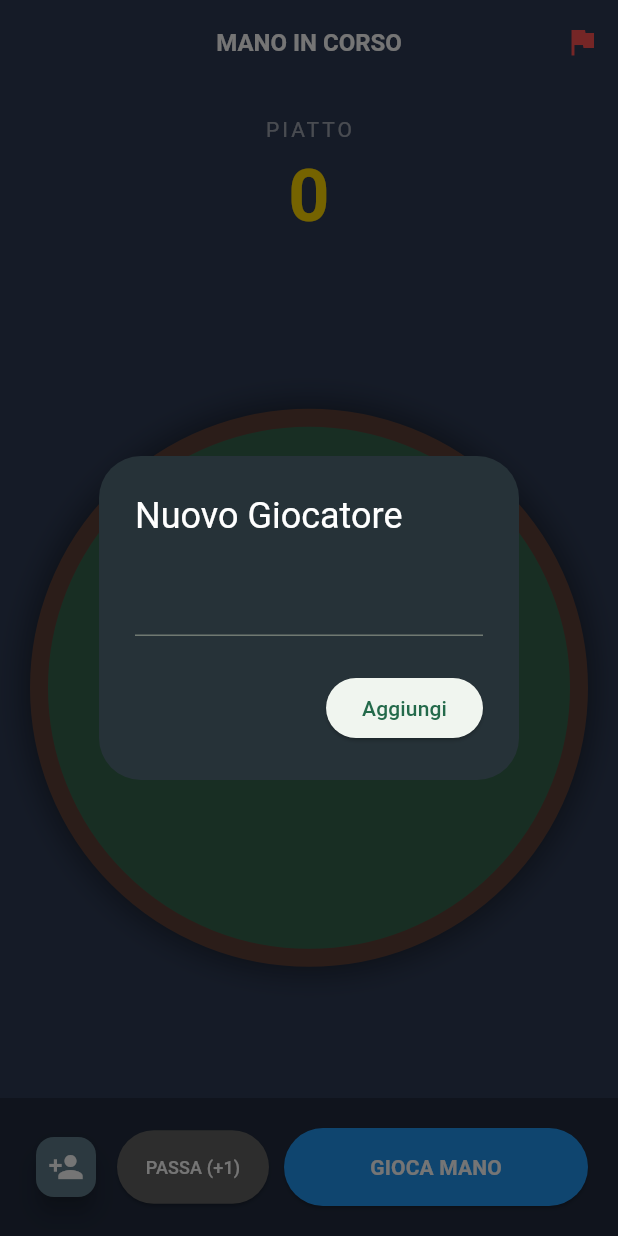
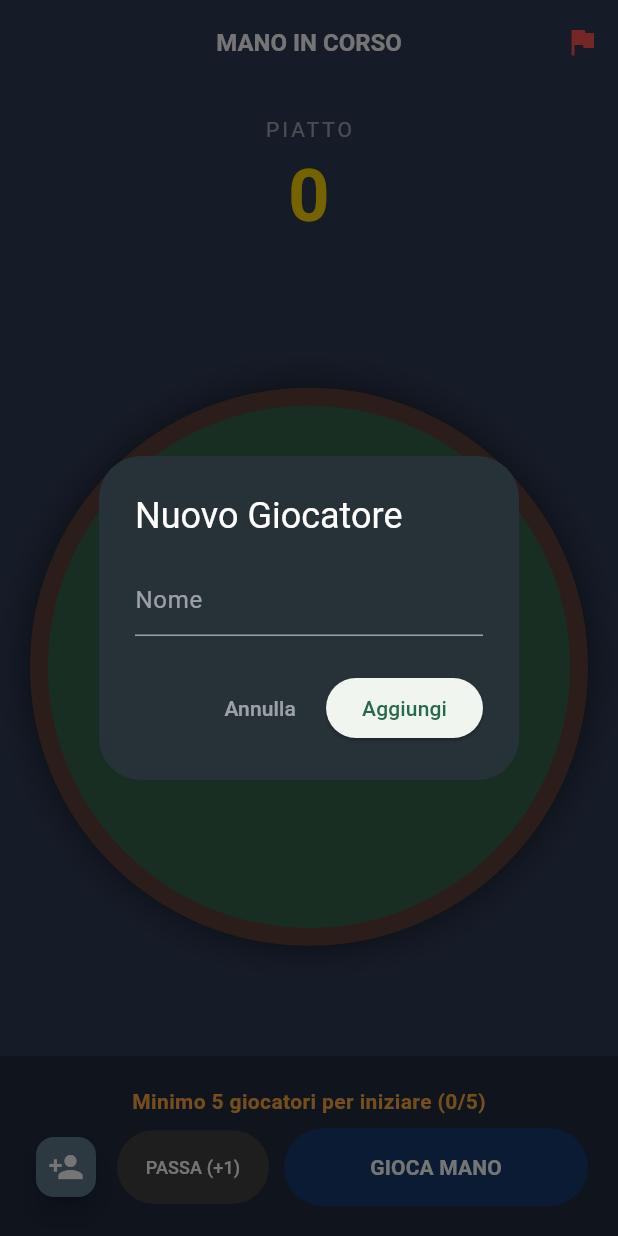
Before and after one commit to mviolicautha/bestia-score-keeper, a Flutter app: the screen it shows after launch, after a tap on the "person add" icon, on a phone screen of 412 x 824 dp. Run offline on Flutter 3.47's test engine with Material 3 defaults, Android fonts, the phone set to English and light mode, and no system bars; our stand-ins replace sqflite; accounts and stored records are empty.

Commit message:
Aggiunto numero minimo e massimo di giocatori

```diff
--- a/lib/ui/screens/game_table_screen.dart
+++ b/lib/ui/screens/game_table_screen.dart
@@ -2,7 +2,7 @@ import 'dart:math';
 import 'package:flutter/material.dart';
 import 'package:provider/provider.dart';
 import 'package:bestia_scoreboard_application/logic/game_provider.dart';
-import 'package:bestia_scoreboard_application/data/model/player.dart'; // Importa per l'Enum
+import 'package:bestia_scoreboard_application/data/model/player.dart';
 
 class GameTableScreen extends StatelessWidget {
   const GameTableScreen({super.key});
@@ -38,7 +38,6 @@ class GameTableScreen extends StatelessWidget {
         backgroundColor: const Color(0xFF2E3B55),
         elevation: 0,
         actions: [
-          // Tasto TERMINA PARTITA
           IconButton(
             icon: const Icon(Icons.flag, color: Colors.redAccent),
             onPressed: () => _showEndGameDialog(context),
@@ -56,7 +55,7 @@ class GameTableScreen extends StatelessWidget {
               children: [
                 const Text("PIATTO", style: TextStyle(color: Colors.white54, letterSpacing: 2)),
                 Text(
-                  "${game.currentPot}", // DATO REALE
+                  "${game.currentPot}",
                   style: const TextStyle(
                     color: Color(0xFFFFD700), fontSize: 48, fontWeight: FontWeight.bold
                   ),
@@ -94,7 +93,6 @@ class GameTableScreen extends StatelessWidget {
                           final double angle = (2 * pi * index) / game.players.length - (pi / 2);
                           final double playerRadius = radius - 45;
 
-                          // Verifica se è selezionato
                           bool isSelected = game.selectedPlayerIds.contains(p.id);
 
                           return Transform.translate(
@@ -117,7 +115,7 @@ class GameTableScreen extends StatelessWidget {
             ),
           ),
 
-          // 3. BARRA CONTROLLI (DINAMICA)
+          // 3. BARRA CONTROLLI (DINAMICA E CON VALIDAZIONE)
           Container(
             padding: const EdgeInsets.all(20),
             color: Colors.black26,
@@ -189,33 +187,70 @@ class GameTableScreen extends StatelessWidget {
   Widget _buildBottomControls(BuildContext context, GameProvider game) {
     switch (game.currentPhase) {
       case GamePhase.dealerSelection:
-        return Row(
+        // Validazione
+        bool canAddMore = game.players.length < 10;
+        bool canPlay = game.players.length >= 5;
+
+        return Column(
+          mainAxisSize: MainAxisSize.min,
           children: [
-            // Aggiungi giocatore (Solo in fase 1)
-            FloatingActionButton.small(
-              heroTag: "add", backgroundColor: Colors.blueGrey,
-              onPressed: () => _showAddPlayerDialog(context),
+            // Warning visivo
+            if (!canPlay)
+              Padding(
+                padding: const EdgeInsets.only(bottom: 8.0),
+                child: Text(
+                  "Minimo 5 giocatori per iniziare (${game.players.length}/5)",
+                  style: const TextStyle(color: Colors.orangeAccent, fontWeight: FontWeight.bold),
+                ),
+              ),
+
+            Row(
+              children: [
+                // Aggiungi (Disabilitato se 10+)
+                Opacity(
+                  opacity: canAddMore ? 1.0 : 0.5,
+                  child: FloatingActionButton.small(
+                    heroTag: "add",
+                    backgroundColor: canAddMore ? Colors.blueGrey : Colors.grey,
+                    onPressed: canAddMore ? () => _showAddPlayerDialog(context) : null,
                     child: const Icon(Icons.person_add, color: Colors.white),
                   ),
+                ),
+
                 const SizedBox(width: 10),
-            // Bottone "Giro a vuoto"
+
+                // Passa Mazzo (Disabilitato se < 5)
                 Expanded(
                   flex: 1,
                   child: ElevatedButton(
-                style: ElevatedButton.styleFrom(backgroundColor: Colors.grey[700], padding: const EdgeInsets.symmetric(vertical: 16)),
-                onPressed: game.passHandWithoutPlaying,
+                    style: ElevatedButton.styleFrom(
+                      backgroundColor: Colors.grey[700],
+                      padding: const EdgeInsets.symmetric(vertical: 16),
+                      disabledBackgroundColor: Colors.grey[800],
+                      disabledForegroundColor: Colors.grey[500],
+                    ),
+                    onPressed: canPlay ? game.passHandWithoutPlaying : null,
                     child: const Text("PASSA (+1)", style: TextStyle(color: Colors.white, fontSize: 12)),
                   ),
                 ),
+
                 const SizedBox(width: 10),
-            // Bottone "Gioca"
+
+                // Gioca (Disabilitato se < 5)
                 Expanded(
                   flex: 2,
                   child: ElevatedButton(
-                style: ElevatedButton.styleFrom(backgroundColor: Colors.blue, padding: const EdgeInsets.symmetric(vertical: 16)),
-                onPressed: game.startHand,
+                    style: ElevatedButton.styleFrom(
+                      backgroundColor: Colors.blue,
+                      padding: const EdgeInsets.symmetric(vertical: 16),
+                      disabledBackgroundColor: Colors.blue[900]?.withOpacity(0.5),
+                      disabledForegroundColor: Colors.white38,
+                    ),
+                    onPressed: canPlay ? game.startHand : null,
                     child: const Text("GIOCA MANO", style: TextStyle(color: Colors.white, fontWeight: FontWeight.bold)),
                   ),
+                ),
+              ],
             ),
           ],
         );
@@ -243,7 +278,6 @@ class GameTableScreen extends StatelessWidget {
   }
 
   void _showAddPlayerDialog(BuildContext context) {
-      // ... (stesso codice di prima) ...
       final controller = TextEditingController();
       showDialog(
         context: context,
@@ -253,8 +287,17 @@ class GameTableScreen extends StatelessWidget {
           content: TextField(
             controller: controller,
             style: const TextStyle(color: Colors.white),
+            decoration: const InputDecoration(
+              hintText: "Nome",
+              hintStyle: TextStyle(color: Colors.white54),
+              enabledBorder: UnderlineInputBorder(borderSide: BorderSide(color: Colors.white54)),
+            ),
           ),
           actions: [
+            TextButton(
+              onPressed: () => Navigator.pop(ctx),
+              child: const Text("Annulla", style: TextStyle(color: Colors.white54)),
+            ),
             ElevatedButton(
               onPressed: () {
                 if (controller.text.isNotEmpty) {
@@ -272,7 +315,7 @@ class GameTableScreen extends StatelessWidget {
   void _showEndGameDialog(BuildContext context) {
     showDialog(
       context: context,
-      barrierDismissible: false, // Impedisce di chiudere cliccando fuori
+      barrierDismissible: false,
       builder: (ctx) => AlertDialog(
         title: const Text("Terminare la partita?"),
         content: const Text("Questa azione resetterà tutti i punteggi e mostrerà la classifica finale."),
@@ -284,8 +327,8 @@ class GameTableScreen extends StatelessWidget {
           ElevatedButton(
             style: ElevatedButton.styleFrom(backgroundColor: Colors.red),
             onPressed: () {
-              Navigator.pop(ctx); // Chiudi il dialog di conferma
-              _processEndGame(context); // Mostra risultati
+              Navigator.pop(ctx); // Chiudi conferma
+              _processEndGame(context); // Apri classifica
             },
             child: const Text("TERMINA", style: TextStyle(color: Colors.white)),
           ),
@@ -295,7 +338,6 @@ class GameTableScreen extends StatelessWidget {
   }
 
   void _processEndGame(BuildContext context) {
-    // Ottieni i risultati e resetta
     final results = Provider.of<GameProvider>(context, listen: false).endGame();
 
     showDialog(
@@ -303,12 +345,12 @@ class GameTableScreen extends StatelessWidget {
       barrierDismissible: false,
       builder: (ctx) => Dialog(
         backgroundColor: Colors.white,
-        insetPadding: const EdgeInsets.symmetric(horizontal: 10, vertical: 20), // Margini ridotti
+        insetPadding: const EdgeInsets.symmetric(horizontal: 10, vertical: 20),
         child: Container(
-          width: double.maxFinite, // Occupa larghezza disponibile
+          width: double.maxFinite,
           padding: const EdgeInsets.all(16),
           child: Column(
-            mainAxisSize: MainAxisSize.min, // Si adatta al contenuto
+            mainAxisSize: MainAxisSize.min,
             children: [
               // Header
               const Text(
@@ -319,21 +361,19 @@ class GameTableScreen extends StatelessWidget {
 
               const SizedBox(height: 10),
 
-              // TABELLA COMPATTA (Senza Scroll)
-              // Usiamo Flexible per dire "usa lo spazio che serve ma non scrollare se possibile"
-              // Se i giocatori sono 10, riduciamo leggermente il font o lo spazio
+              // TABELLA COMPATTA (Senza Scroll per Screenshot)
               ...List.generate(results.length, (index) {
                 final p = results[index];
                 final isWinner = p.score > 0;
                 final isLoser = p.score < 0;
-                Color rowColor = index % 2 == 0 ? Colors.grey[50]! : Colors.white; // Zebra striping
+                Color rowColor = index % 2 == 0 ? Colors.grey[50]! : Colors.white;
 
                 return Container(
                   color: rowColor,
                   padding: const EdgeInsets.symmetric(vertical: 8, horizontal: 4),
                   child: Row(
                     children: [
-                      // POSIZIONE
+                      // #
                       SizedBox(
                         width: 30,
                         child: index == 0
@@ -351,11 +391,11 @@ class GameTableScreen extends StatelessWidget {
                         child: Text(
                           p.name,
                           style: const TextStyle(fontWeight: FontWeight.bold, fontSize: 16),
-                          overflow: TextOverflow.ellipsis, // Se il nome è lunghissimo lo taglia
+                          overflow: TextOverflow.ellipsis,
                         ),
                       ),
 
-                      // PUNTEGGIO
+                      // SCORE
                       Container(
                         padding: const EdgeInsets.symmetric(horizontal: 10, vertical: 4),
                         decoration: BoxDecoration(
@@ -380,11 +420,11 @@ class GameTableScreen extends StatelessWidget {
                 );
               }),
 
-              const Spacer(), // Spinge il bottone in fondo se c'è spazio extra
+              const Spacer(),
 
               const SizedBox(height: 20),
 
-              // FOOTER CON BOTTONE
+              // FOOTER
               SizedBox(
                 width: double.infinity,
                 child: ElevatedButton.icon(
```
Lines whose indentation alone changed are shown as unchanged.
